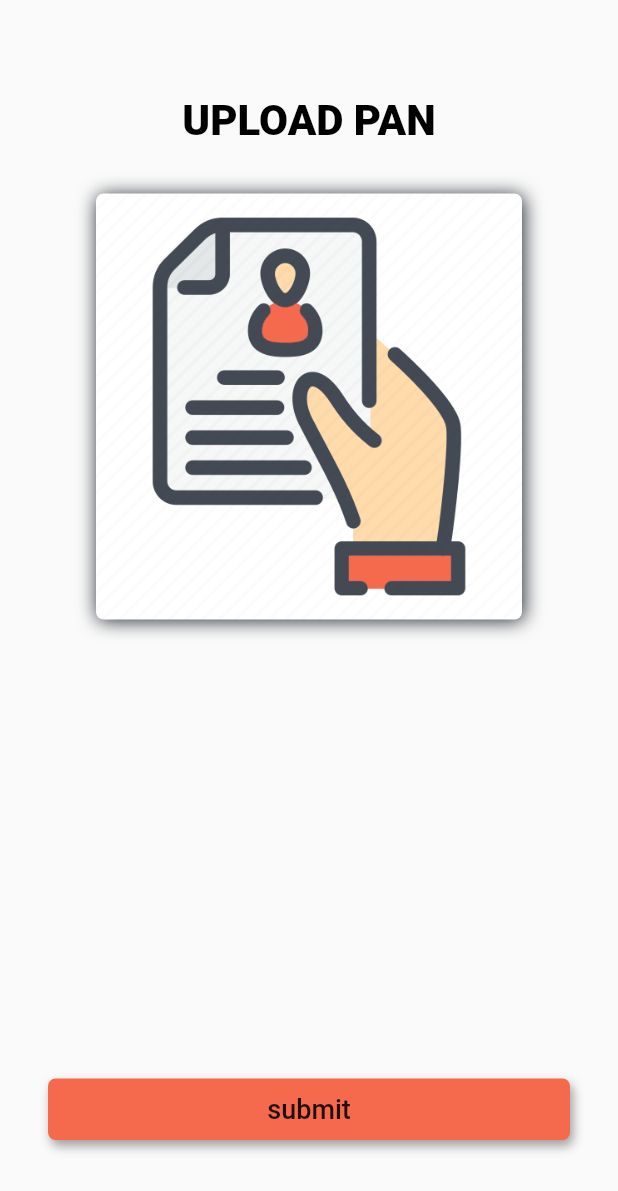
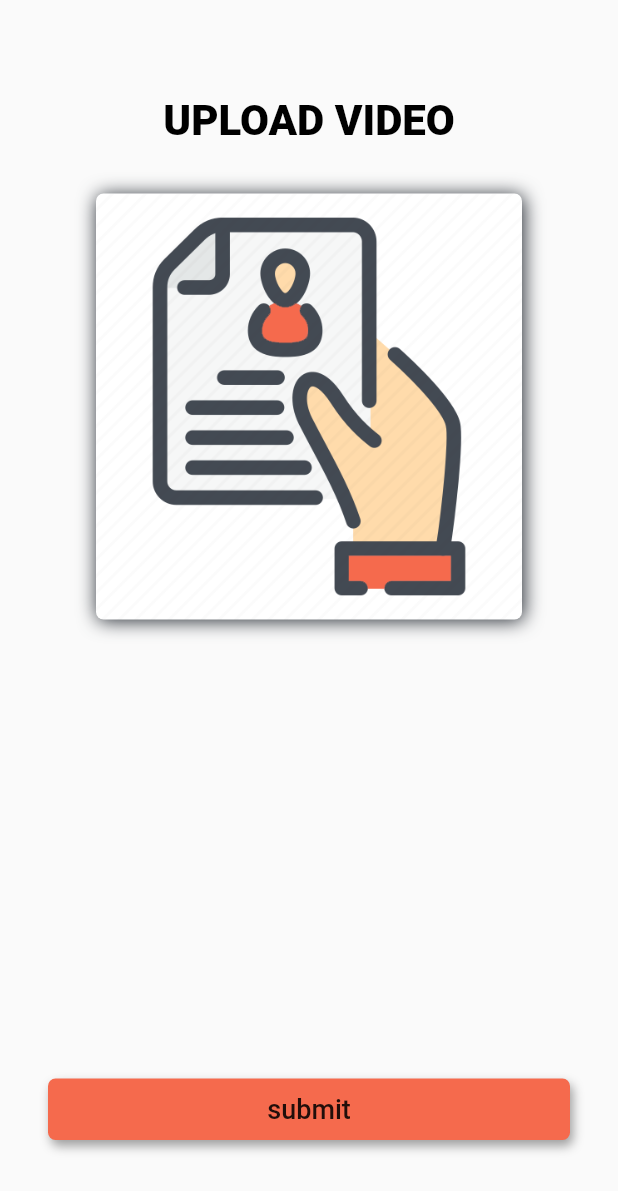
Before and after one commit to TheLameOne/meri_id, a Flutter app: the VideoPage screen opened by its route, on a phone screen of 412 x 824 dp. Shown: the top 1191 px of the screen. Run offline on Flutter 3.47's test engine with Material 2 defaults, Android fonts, the phone set to English and light mode, and no system bars; our stand-ins replace google_maps_flutter, image_picker, local_auth, shared_preferences; missing offline and left inert: kommunicate_flutter; accounts and stored records are empty; Roboto replaces fonts that are missing (Montserrat).

Commit message:
onboarding fixes

```diff
--- a/lib/presentation/custom/CustomButton.dart
+++ b/lib/presentation/custom/CustomButton.dart
@@ -57,9 +57,9 @@ class CustomButton extends StatelessWidget {
                     ],
                   )
                 : const SizedBox(
-                child: const CircularProgressIndicator(color: Styles.blackColor),
                 height: 24.0,
                 width: 24,
+                child: CircularProgressIndicator(color: Styles.blackColor),
               ),
           ),
         ),
--- a/lib/presentation/kyc/PanPage.dart
+++ b/lib/presentation/kyc/PanPage.dart
@@ -59,7 +59,6 @@ class _PANPageState extends State<PANPage> {
               CustomButton(
                 postIcon: Icons.arrow_forward_ios,
                 labelText: "submit",
-                isLoading: true,
                 onTap: () {
                   _routeToAdhar();
                 },
--- a/lib/presentation/kyc/VideoPage.dart
+++ b/lib/presentation/kyc/VideoPage.dart
@@ -33,7 +33,7 @@ class _VideoPageState extends State<VideoPage> {
               const SizedBox(
                 height: 32,
               ),
-              CustomText.xLargeText("UPLOAD PAN"),
+              CustomText.xLargeText("UPLOAD VIDEO"),
               Padding(
                 padding: const EdgeInsets.all(32),
                 child: CustomImageContainer(
```
